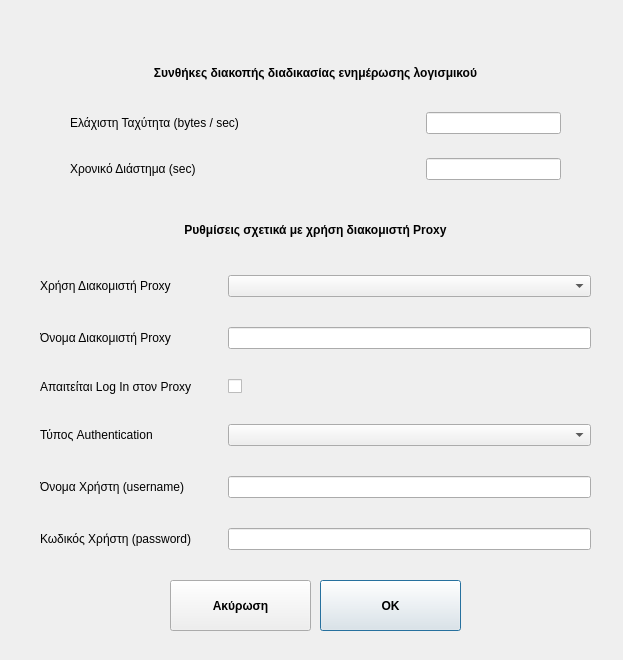
First picture: the form in PrimeAVG/ui/updateSettings.ui, repository cti-gr/avgui, before the edit.
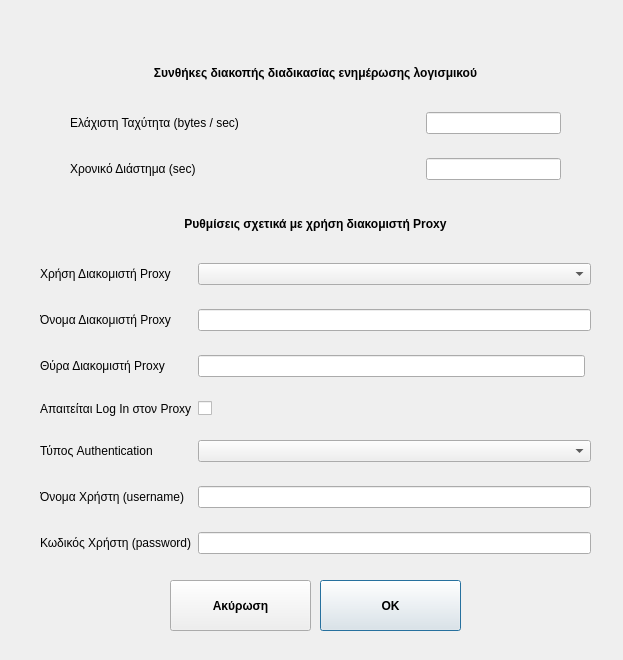
Second picture: the form after the edit. Icons and pictures are not drawn.

Commit message: On our way to finalizing check updates...

The edit to the form file:
```diff
--- a/PrimeAVG/ui/updateSettings.ui
+++ b/PrimeAVG/ui/updateSettings.ui
@@ -132,7 +132,38 @@
     <property name="verticalSpacing">
      <number>20</number>
     </property>
-    <item row="6" column="0">
+    <item row="0" column="0" colspan="3">
+     <widget class="QLabel" name="lblProxy">
+      <property name="minimumSize">
+       <size>
+        <width>0</width>
+        <height>30</height>
+       </size>
+      </property>
+      <property name="maximumSize">
+       <size>
+        <width>16777215</width>
+        <height>30</height>
+       </size>
+      </property>
+      <property name="font">
+       <font>
+        <weight>75</weight>
+        <bold>true</bold>
+       </font>
+      </property>
+      <property name="layoutDirection">
+       <enum>Qt::RightToLeft</enum>
+      </property>
+      <property name="text">
+       <string>Ρυθμίσεις σχετικά με χρήση διακομιστή Proxy</string>
+      </property>
+      <property name="alignment">
+       <set>Qt::AlignCenter</set>
+      </property>
+     </widget>
+    </item>
+    <item row="7" column="0">
      <widget class="QLabel" name="lblProxyPass">
       <property name="text">
        <string>Κωδικός Χρήστη (password)</string>
@@ -153,82 +184,61 @@
       </property>
      </widget>
     </item>
-    <item row="5" column="0">
+    <item row="6" column="0">
      <widget class="QLabel" name="lblProxyUsername">
       <property name="text">
        <string>Όνομα Χρήστη (username)</string>
       </property>
      </widget>
     </item>
-    <item row="3" column="0">
-     <widget class="QLabel" name="lblLogInToProxy">
-      <property name="text">
-       <string>Απαιτείται Log In στον Proxy</string>
-      </property>
-     </widget>
-    </item>
     <item row="4" column="0">
+     <widget class="QLabel" name="lblUseLogIn">
+      <property name="text">
+       <string>Απαιτείται Log In στον Proxy</string>
+      </property>
+     </widget>
+    </item>
+    <item row="5" column="0">
      <widget class="QLabel" name="lblAuthType">
       <property name="text">
        <string>Τύπος Authentication</string>
       </property>
      </widget>
     </item>
+    <item row="7" column="1" colspan="2">
+     <widget class="QLineEdit" name="leditProxyPass"/>
+    </item>
+    <item row="4" column="1" colspan="2">
+     <widget class="QCheckBox" name="chkUseLogIn">
+      <property name="layoutDirection">
+       <enum>Qt::LeftToRight</enum>
+      </property>
+      <property name="text">
+       <string/>
+      </property>
+     </widget>
+    </item>
+    <item row="5" column="1" colspan="2">
+     <widget class="QComboBox" name="cmbBoxAuthType"/>
+    </item>
     <item row="2" column="1" colspan="2">
      <widget class="QLineEdit" name="leditProxyName"/>
     </item>
-    <item row="5" column="1" colspan="2">
-     <widget class="QLineEdit" name="leditUsername"/>
-    </item>
     <item row="1" column="1" colspan="2">
-     <widget class="QComboBox" name="cmbBoxUseProxy"/>
-    </item>
-    <item row="3" column="1" colspan="2">
-     <widget class="QCheckBox" name="chkLogInToProxy">
-      <property name="layoutDirection">
-       <enum>Qt::LeftToRight</enum>
-      </property>
-      <property name="text">
-       <string/>
-      </property>
-     </widget>
-    </item>
-    <item row="4" column="1" colspan="2">
-     <widget class="QComboBox" name="cmbBoxAuthType"/>
-    </item>
-    <item row="0" column="0" colspan="3">
-     <widget class="QLabel" name="lblProxy">
-      <property name="minimumSize">
-       <size>
-        <width>0</width>
-        <height>30</height>
-       </size>
-      </property>
-      <property name="maximumSize">
-       <size>
-        <width>16777215</width>
-        <height>30</height>
-       </size>
-      </property>
-      <property name="font">
-       <font>
-        <weight>75</weight>
-        <bold>true</bold>
-       </font>
-      </property>
-      <property name="layoutDirection">
-       <enum>Qt::RightToLeft</enum>
-      </property>
-      <property name="text">
-       <string>Ρυθμίσεις σχετικά με χρήση διακομιστή Proxy</string>
-      </property>
-      <property name="alignment">
-       <set>Qt::AlignCenter</set>
-      </property>
-     </widget>
+     <widget class="QComboBox" name="cmbBoxProxyMode"/>
     </item>
     <item row="6" column="1" colspan="2">
-     <widget class="QLineEdit" name="lineEdit"/>
+     <widget class="QLineEdit" name="leditProxyUsername"/>
+    </item>
+    <item row="3" column="1">
+     <widget class="QLineEdit" name="leditProxyPort"/>
+    </item>
+    <item row="3" column="0">
+     <widget class="QLabel" name="lblProxyPort">
+      <property name="text">
+       <string>Θύρα Διακομιστή Proxy</string>
+      </property>
+     </widget>
     </item>
    </layout>
   </widget>
```
Left out of the diff: 4 changed lines with no effect on the pictures. The commit also changes 16 other files.
